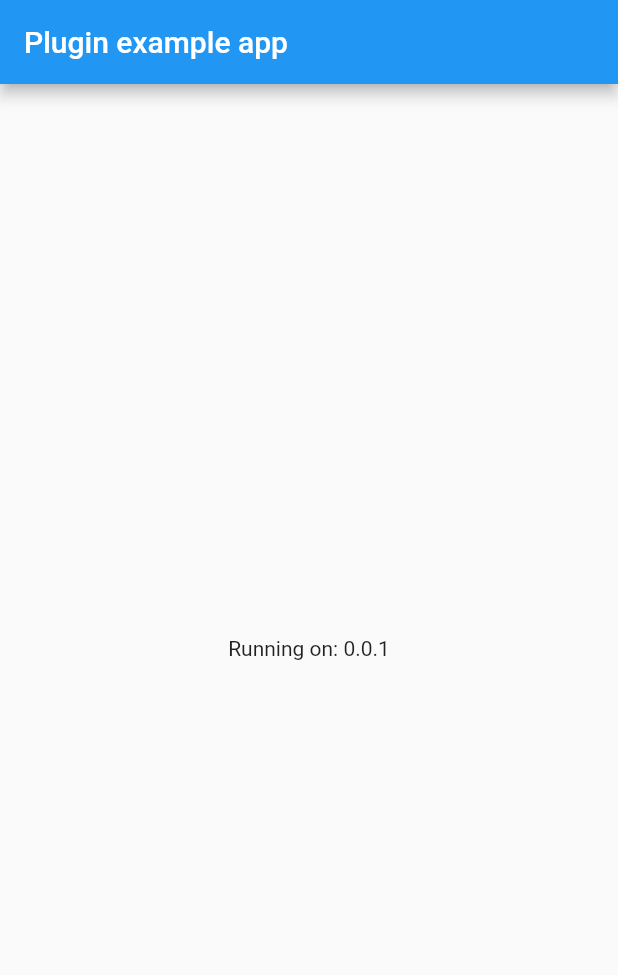
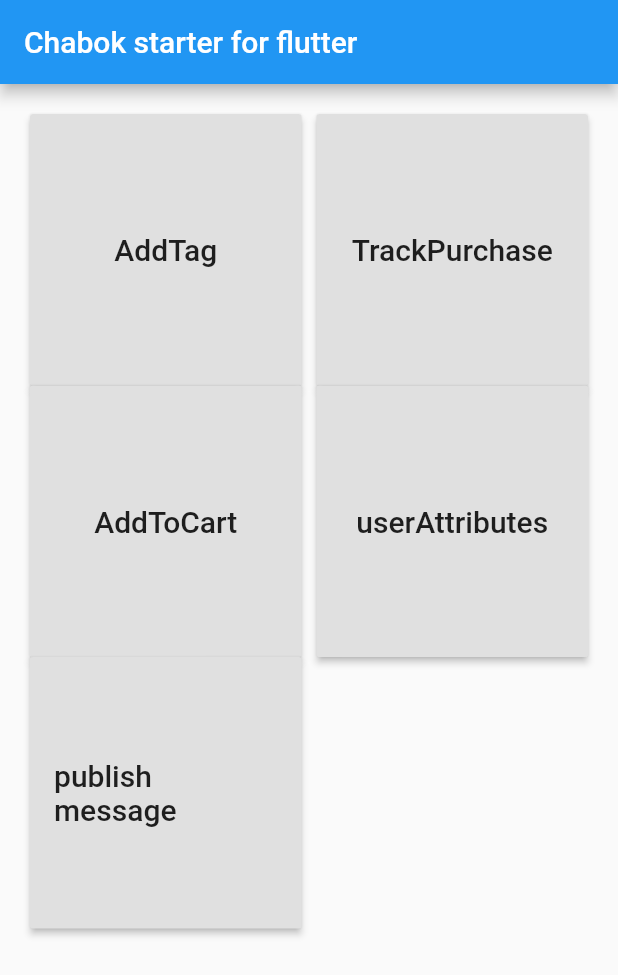
Before and after one commit to chabok-io/chabok-client-flutter, a Flutter app: the screen it shows after launch, on a phone screen of 412 x 824 dp. Shown: the top 975 px of the screen. Run offline on Flutter 3.47's test engine with Material 2 defaults, Android fonts, the light colour scheme and no system bars; statements that could not run were skipped.

Commit message:
Add actions to sample project

```diff
--- a/example/lib/main.dart
+++ b/example/lib/main.dart
@@ -52,16 +52,84 @@
     });
   }
 
+  //======================
+
+  _addTagButtonClicked(){
+    ChabokPush.get.addTag("FLUTTER");
+  }
+
+  _trackPurchaseButtonClicked(){
+    ChabokPush.get.trackPurchase("Purchase", new ChabokEvent(20000,'RIAL'));
+  }
+
+  _trackAddToCartButtonClicked(){
+    ChabokPush.get.track("AddToCart", <String, dynamic>{
+      'value': 'pID_123'
+    });
+  }
+
+  _setUserAttributesButtonClicked(){
+    ChabokPush.get.setUserAttributes(<String, dynamic>{
+      'firstName': 'Chabok',
+      'lastName': "Realtime Solutions",
+      'age': 4
+    });
+  }
+
+  _publishMessageButtonClicked() {
+    ChabokPush.get.publish(new ChabokMessage("989125336383", "default","Hi dude"));
+  }
+
   @override
   Widget build(BuildContext context) {
     return MaterialApp(
       home: Scaffold(
         appBar: AppBar(
-          title: const Text('Plugin example app'),
+          title: const Text('Chabok starter for flutter'),
         ),
-        body: Center(
-          child: Text('Running on: $_platformVersion\n'),
-        ),
+          body: GridView.count(
+            primary: false,
+            padding: const EdgeInsets.all(20.0),
+            crossAxisSpacing: 10.0,
+            crossAxisCount: 2,
+            children: <Widget>[
+              RaisedButton(
+                onPressed: _addTagButtonClicked,
+                child: Text(
+                    'AddTag',
+                    style: TextStyle(fontSize: 20)
+                ),
+              ),
+              RaisedButton(
+                onPressed: _trackPurchaseButtonClicked,
+                child: const Text(
+                    'TrackPurchase',
+                    style: TextStyle(fontSize: 20)
+                ),
+              ),
+              RaisedButton(
+                onPressed: _trackAddToCartButtonClicked,
+                child: const Text(
+                    'AddToCart',
+                    style: TextStyle(fontSize: 20)
+                ),
+              ),
+              RaisedButton(
+                onPressed: _setUserAttributesButtonClicked,
+                child: const Text(
+                    'userAttributes',
+                    style: TextStyle(fontSize: 20)
+                ),
+              ),
+              RaisedButton(
+                onPressed: _publishMessageButtonClicked,
+                child: const Text(
+                    'publish message',
+                    style: TextStyle(fontSize: 20)
+                ),
+              ),
+            ],
+          )
       ),
     );
   }
```
